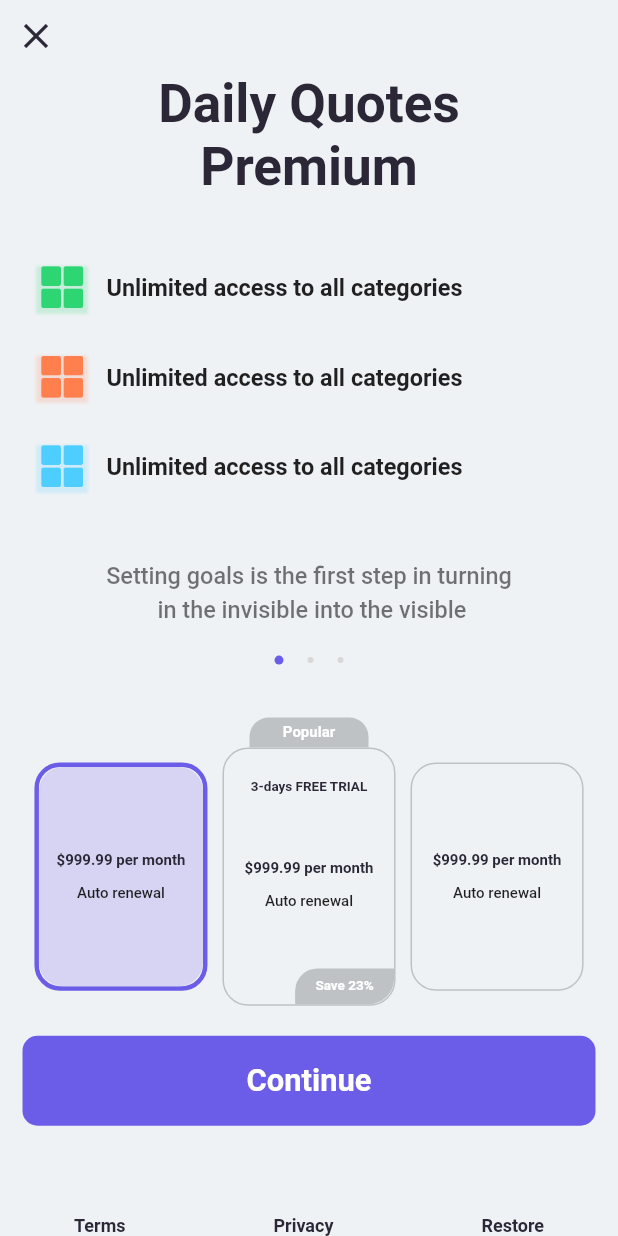
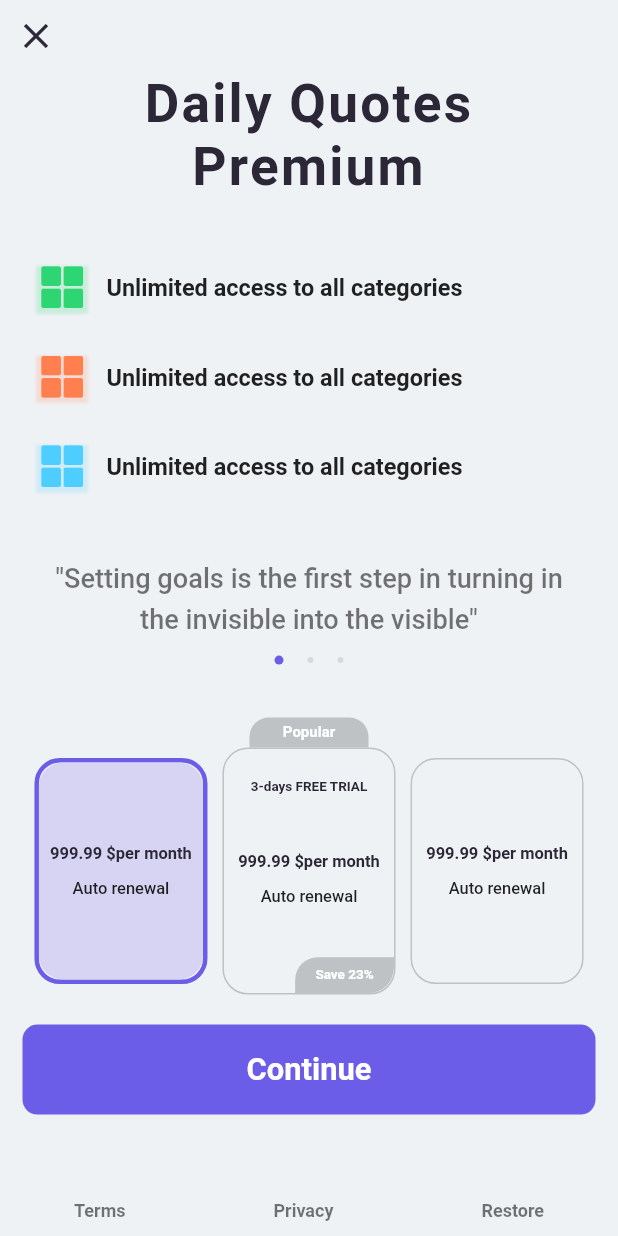
Before and after one commit to Ajaodolapo1301/infoSquamobi, a Flutter app: the screen it shows after launch, on a phone screen of 412 x 824 dp. Run offline on Flutter 3.47's test engine with Material 2 defaults, Android fonts, the phone set to English and light mode, and no system bars; drawn by our look-alikes of overlay_support; our stand-ins replace device_preview; Roboto replaces fonts that are missing (DMSans).

Commit message:
first commit

```diff
--- a/lib/features/home/model/pricing_model.dart
+++ b/lib/features/home/model/pricing_model.dart
@@ -11,18 +11,18 @@ class Pricing {
   static   final List<Pricing> allText =[
     Pricing(
       freeTrial: false,
-      mainText: "\$999.99 per month",
+      mainText: "999.99 \$per month",
       subText: "Auto renewal"
     ),
     Pricing(
-      mainText: "\$999.99 per month",
+      mainText: "999.99 \$per month",
       subText: "Auto renewal",
       freeTrial: true,
     ),
 
     Pricing(
         freeTrial: false,
-        mainText: "\$999.99 per month",
+        mainText: "999.99 \$per month",
         subText: "Auto renewal"
     )
   ];
--- a/lib/features/home/model/text_model.dart
+++ b/lib/features/home/model/text_model.dart
@@ -9,7 +9,7 @@ class TextModel{
 
   static   final List<TextModel> allText =[
     TextModel(
-      mainText: "Setting goals is the first step in turning\n in the invisible into the visible ",
+      mainText: 'Setting goals is the first step in turning in the invisible into the visible',
     ),
     TextModel(
       mainText: "Setting goals is the first step in turning in the invisible into the visible ",
--- a/lib/features/home/screen/home.dart
+++ b/lib/features/home/screen/home.dart
@@ -66,7 +66,7 @@ class _MyHomePageState extends State<MyHomePage> {
 
                   children: <Widget>[
                     Text("Daily Quotes \nPremium", textAlign: TextAlign.center,
-                      style: kBold.copyWith(fontSize: thirtyFive,),),
+                      style: kBold.copyWith(fontSize: thirtyFive, letterSpacing: 1.5),),
 
                      SizedBox(height: thirty,),
 
@@ -92,18 +92,21 @@ class _MyHomePageState extends State<MyHomePage> {
                         controller: pageController,
                         itemBuilder: (context, index) {
                           return Container(
-                              padding: const EdgeInsets.symmetric(horizontal: 20),
-                              child: Text(TextModel.allText[index].mainText,
+                              padding: const EdgeInsets.symmetric(horizontal: 30),
+                              child: Text("\"${TextModel.allText[index].mainText}\"",
                                 textAlign: TextAlign.center,
                                 style: TextStyle(
+
                                   height: 1.5,
                                   color:Colors.black54,
-                                  fontSize: sixteen,
+                                  fontSize: 2.2 * SizeConfig.textMultiplier,
                                   fontWeight: FontWeight.w500,
                                  ),));
                         },
                       ),
                     ),
+
+
 
 
                     Center(
@@ -117,7 +120,7 @@ class _MyHomePageState extends State<MyHomePage> {
 
 
                     SizedBox(
-                      height: 20.9 * SizeConfig.heightMultiplier,
+                      height: 20 * SizeConfig.heightMultiplier,
 
                         child: SingleChildScrollView(
                           scrollDirection: Axis.horizontal,
@@ -182,13 +185,13 @@ class _MyHomePageState extends State<MyHomePage> {
             ),
 
             Padding(
-              padding: const EdgeInsets.only(top: 10),
+              padding: const EdgeInsets.only(top: 10, bottom: 10),
               child: Row(
                 mainAxisAlignment: MainAxisAlignment.spaceAround,
                 children: [
-                  Text("Terms", style: kBold.copyWith(fontSize: 12),),
-                  Text("Privacy", style: kBold.copyWith(fontSize: 12),),
-                  Text("Restore", style: kBold.copyWith(fontSize: 12),)
+                  Text("Terms", style: kBold.copyWith(fontSize: 12, color: Colors.black54,),),
+                  Text("Privacy", style: kBold.copyWith(fontSize: 12,color: Colors.black54, ),),
+                  Text("Restore", style: kBold.copyWith(fontSize: 12, color: Colors.black54,),)
                 ],
               ),
             )
--- a/lib/features/home/screen/widget/cubes.dart
+++ b/lib/features/home/screen/widget/cubes.dart
@@ -30,7 +30,7 @@ class Cubes extends StatelessWidget {
               ),
               child: Image.asset("$imagePath/dashboard.png", height: thirty, width: thirtyWidth, color: cubeColor,)),
           const SizedBox(width: 13,),
-          Text(text, style:kBold500.copyWith(fontSize: sixteen, fontWeight: FontWeight.w600) ,)
+          Text(text, style:kBold500.copyWith(fontSize: sixteen, fontWeight: FontWeight.w600, color: Colors.black87,) ,)
 
         ],
       ),
--- a/lib/features/home/screen/widget/pricing.dart
+++ b/lib/features/home/screen/widget/pricing.dart
@@ -55,7 +55,6 @@ class _GamePlayCardState extends State<GamePlayCard> with TickerProviderStateMix
 
   @override
   Widget build(BuildContext context) {
-
     return Stack(
       clipBehavior: Clip.none,
       children: [
@@ -63,7 +62,7 @@ class _GamePlayCardState extends State<GamePlayCard> with TickerProviderStateMix
         Container(
         width: 28 * SizeConfig.widthMultiplier,
           clipBehavior: Clip.antiAlias,
-          margin: EdgeInsets.only(bottom:10.0 * widget.factorChange , top:10.0 * widget.factorChange , left: 5, right: 5  ),
+          margin: EdgeInsets.only(bottom:7.0 * widget.factorChange , top:7.0 * widget.factorChange , left: 5, right: 5  ),
 
           decoration: BoxDecoration(borderRadius: BorderRadius.circular(17.0),
               border: Border.all(color: widget.haveFocus? purple: ash, width: widget.haveFocus ?3: 1 )
@@ -91,9 +90,9 @@ class _GamePlayCardState extends State<GamePlayCard> with TickerProviderStateMix
 
                     Column(
                       children: [
-                        Text(widget.mainText, textAlign: TextAlign.center, style: kBold.copyWith(fontSize: 10),),
+                        Text(widget.mainText, textAlign: TextAlign.center, style: kBold.copyWith(fontSize: 11),),
                         const SizedBox(height: 10,),
-                        Text(widget.subText, style: kBold500.copyWith(fontSize: 10),),],
+                        Text(widget.subText, style: kBold500.copyWith(fontSize: 11),),],
                     ),
                     Container()
                   ],
```
